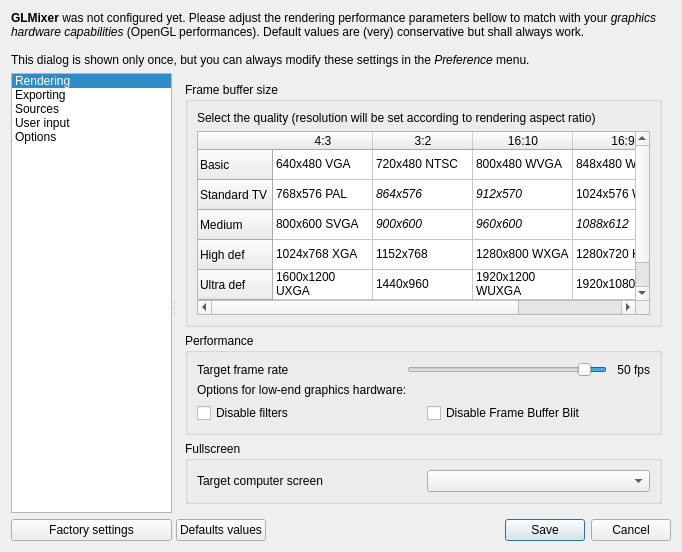
markus-wa/glmixer-mirror, file src/UserPreferencesDialog.ui: the form before one commit.
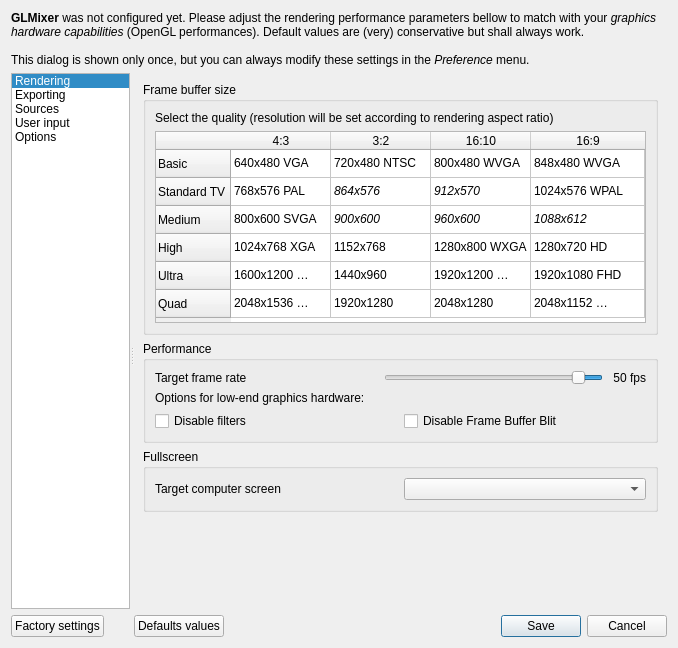
The form after the commit. Icons and pictures are not drawn. Custom widgets are drawn as their Qt base class.

Commit message: Ooops: should not enable Polygon anti aliasing: this causes graphical artifacts on the output... + fixed GUI

What changed in the file:
```diff
--- a/src/UserPreferencesDialog.ui
+++ b/src/UserPreferencesDialog.ui
@@ -6,8 +6,8 @@
    <rect>
     <x>0</x>
     <y>0</y>
-    <width>682</width>
-    <height>552</height>
+    <width>678</width>
+    <height>648</height>
    </rect>
   </property>
   <property name="windowTitle">
@@ -59,11 +59,17 @@
        <item>
         <widget class="QListWidget" name="listWidget">
          <property name="sizePolicy">
-          <sizepolicy hsizetype="Preferred" vsizetype="Expanding">
+          <sizepolicy hsizetype="Maximum" vsizetype="Expanding">
            <horstretch>0</horstretch>
            <verstretch>0</verstretch>
           </sizepolicy>
          </property>
+         <property name="minimumSize">
+          <size>
+           <width>110</width>
+           <height>0</height>
+          </size>
+         </property>
          <property name="autoScrollMargin">
           <number>16</number>
          </property>
@@ -153,7 +159,7 @@
        <item>
         <widget class="QPushButton" name="factorySettingsButton">
          <property name="sizePolicy">
-          <sizepolicy hsizetype="Preferred" vsizetype="Fixed">
+          <sizepolicy hsizetype="Maximum" vsizetype="Fixed">
            <horstretch>0</horstretch>
            <verstretch>0</verstretch>
           </sizepolicy>
@@ -169,6 +175,12 @@
       <layout class="QVBoxLayout" name="LayoutRight">
        <item>
         <widget class="QStackedWidget" name="stackedPreferences">
+         <property name="sizePolicy">
+          <sizepolicy hsizetype="Expanding" vsizetype="Preferred">
+           <horstretch>0</horstretch>
+           <verstretch>0</verstretch>
+          </sizepolicy>
+         </property>
          <property name="currentIndex">
           <number>0</number>
          </property>
@@ -195,6 +207,9 @@
               </item>
               <item>
                <widget class="QTableWidget" name="resolutionTable">
+                <property name="autoFillBackground">
+                 <bool>false</bool>
+                </property>
                 <property name="tabKeyNavigation">
                  <bool>false</bool>
                 </property>
@@ -210,11 +225,26 @@
                 <property name="selectionBehavior">
                  <enum>QAbstractItemView::SelectRows</enum>
                 </property>
+                <property name="showGrid">
+                 <bool>true</bool>
+                </property>
+                <property name="cornerButtonEnabled">
+                 <bool>false</bool>
+                </property>
                 <attribute name="horizontalHeaderStretchLastSection">
                  <bool>true</bool>
                 </attribute>
+                <attribute name="verticalHeaderDefaultSectionSize">
+                 <number>28</number>
+                </attribute>
+                <attribute name="verticalHeaderHighlightSections">
+                 <bool>false</bool>
+                </attribute>
+                <attribute name="verticalHeaderMinimumSectionSize">
+                 <number>20</number>
+                </attribute>
                 <attribute name="verticalHeaderStretchLastSection">
-                 <bool>true</bool>
+                 <bool>false</bool>
                 </attribute>
                 <row>
                  <property name="text">
@@ -233,17 +263,17 @@
                 </row>
                 <row>
                  <property name="text">
-                  <string>High def</string>
+                  <string>High</string>
                  </property>
                 </row>
                 <row>
                  <property name="text">
-                  <string>Ultra def</string>
+                  <string>Ultra</string>
                  </property>
                 </row>
                 <row>
                  <property name="text">
-                  <string>Quad def</string>
+                  <string>Quad</string>
                  </property>
                 </row>
                 <column>
@@ -601,8 +631,8 @@
              </property>
              <property name="sizeHint" stdset="0">
               <size>
-               <width>20</width>
-               <height>7</height>
+               <width>0</width>
+               <height>0</height>
               </size>
              </property>
             </spacer>
```
Left out of the diff: 8 changed lines with no effect on the pictures. The commit also changes 3 other files.
